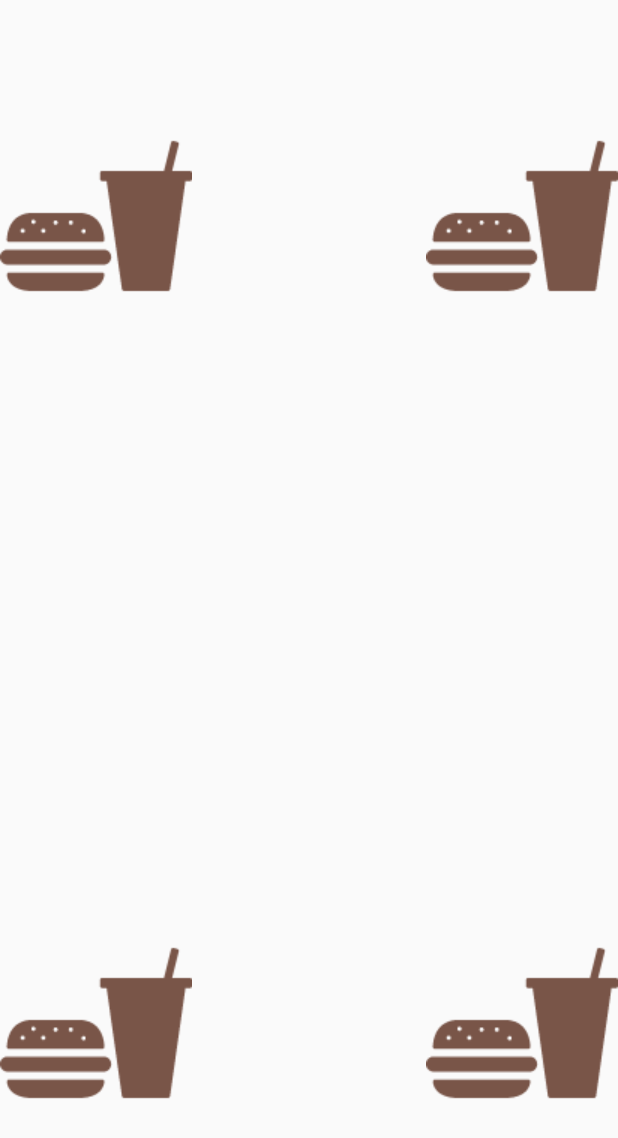
After one commit to modojodo/LBPNSAndroid, an Android app: the MainMenu screen opened directly, with no data from a screen before it, on a phone screen of 412 x 824 dp. The commit adds this screen. Shown: the top 1138 px of the screen. Run offline under Robolectric (Android 15) with nearby library versions, the phone set to English and light mode, and no system bars.

Commit message:
Added Main Menu and set orientation for activities.

```diff
--- a/app/src/main/java/com/lbpns/android/lbpnsandroid/CookiePreferenceStore.java
+++ b/app/src/main/java/com/lbpns/android/lbpnsandroid/CookiePreferenceStore.java
@@ -12,7 +12,7 @@ public class CookiePreferenceStore {
 
     public static void saveValue(Context context, String value) {
         SharedPreferences sharedPreferences = context.getSharedPreferences(FILE_NAME, Context.MODE_PRIVATE);
-        sharedPreferences.edit();
+      //  sharedPreferences.edit();
         SharedPreferences.Editor editor = sharedPreferences.edit();
         editor.putString(KEY, value);
         editor.commit();
--- a/app/src/main/java/com/lbpns/android/lbpnsandroid/DealDetailsFragment.java
+++ b/app/src/main/java/com/lbpns/android/lbpnsandroid/DealDetailsFragment.java
@@ -25,6 +25,9 @@ public class DealDetailsFragment extends Fragment {
 
     //    txt.setText(DealData.listContentS);
 
+
+
+
         if(DealData.listContentS[b.getInt("position")] != "") {
             txt.setText(DealData.listContentS[b.getInt("position")]);
         }
--- a/app/src/main/java/com/lbpns/android/lbpnsandroid/ExpandableListAdapter.java
+++ b/app/src/main/java/com/lbpns/android/lbpnsandroid/ExpandableListAdapter.java
@@ -103,7 +103,7 @@ public class ExpandableListAdapter extends BaseExpandableListAdapter {
                     UserPref userPref = new UserPref();
 
 
-                    if (headerTitle == "Burger" && childText == "KFC") {
+                    if (listHeader.toString() == "Burger" && listChild.toString() == "KFC") {
                         double lat = 24.909898, lon = 67.085690;
                         addProximityAlert(childPosition + request, lat, lon);
                        // userPref.setSharedPref();
@@ -124,10 +124,10 @@ public class ExpandableListAdapter extends BaseExpandableListAdapter {
 
                     //FOR RESTAURANT
 
-                    if (headerTitle == "KFC" && childText == "Burger") {
+                    if (listHeader.toString() == "KFC" && listChild.toString() == "Burger") {
                         double lat = 24.909898, lon = 67.085690;
                         addProximityAlert(childPosition + request, lat, lon);
-                    } else if (headerTitle == "KFC" && childText == "Chicken Wings") {
+                    } else if (headerTitle == "KFC" && childText == "Juice") {
                         double lat = 24.909898, lon = 67.085690;
                         addProximityAlert(childPosition + request, lat, lon);
 
--- /dev/null
+++ b/app/src/main/java/com/lbpns/android/lbpnsandroid/MainMenu.java
@@ -0,0 +1,61 @@
+package com.lbpns.android.lbpnsandroid;
+
+import android.app.Activity;
+import android.content.Intent;
+import android.os.Bundle;
+import android.view.View;
+import android.widget.ImageView;
+
+/**
+ * Created by Asad 15R on 1/8/2016.
+ */
+public class MainMenu extends Activity {
+
+    private ImageView iv2,iv3,iv4,iv5;
+    @Override
+    protected void onCreate(Bundle savedInstanceState) {
+        super.onCreate(savedInstanceState);
+        setContentView(R.layout.activity_mainmenu);
+
+        iv2 = (ImageView) findViewById(R.id.imageView2);
+        iv3 = (ImageView) findViewById(R.id.imageView3);
+        iv4 = (ImageView) findViewById(R.id.imageView4);
+        iv5 = (ImageView) findViewById(R.id.imageView5);
+
+//General Deals
+        iv2.setOnClickListener(new View.OnClickListener() {
+            @Override
+            public void onClick(View v) {
+                Intent intent = new Intent(MainMenu.this,ShowDeals.class);
+                startActivity(intent);
+            }
+        });
+
+//Set Preferences
+        iv3.setOnClickListener(new View.OnClickListener() {
+            @Override
+            public void onClick(View v) {
+                Intent intent = new Intent(MainMenu.this,SelectionMenu.class);
+                startActivity(intent);
+            }
+        });
+
+//Settings
+        iv4.setOnClickListener(new View.OnClickListener() {
+            @Override
+            public void onClick(View v) {
+                Intent intent = new Intent(MainMenu.this,SettingsActivity.class);
+                startActivity(intent);
+            }
+        });
+
+//Maps
+        iv5.setOnClickListener(new View.OnClickListener() {
+            @Override
+            public void onClick(View v) {
+                Intent intent = new Intent(MainMenu.this,MapActivity.class);
+                startActivity(intent);
+            }
+        });
+    }
+}
--- a/app/src/main/java/com/lbpns/android/lbpnsandroid/SplashActivity.java
+++ b/app/src/main/java/com/lbpns/android/lbpnsandroid/SplashActivity.java
@@ -39,7 +39,7 @@ public class SplashActivity extends AppCompatActivity {
             try {
                 boolean authenticated = (boolean) authenticateTask.execute("boolean").get();
                 if (authenticated) {
-                    Intent homeActivity = new Intent(_this, HomeActivity.class);
+                    Intent homeActivity = new Intent(_this, DealData.class);
                     startActivity(homeActivity);
                 } else {
                     Intent mainActivity = new Intent(_this, MainActivity.class);
--- /dev/null
+++ b/app/src/main/res/layout/activity_mainmenu.xml
@@ -0,0 +1,56 @@
+<?xml version="1.0" encoding="utf-8"?>
+<GridLayout xmlns:android="http://schemas.android.com/apk/res/android"
+    android:layout_width="match_parent"
+    android:layout_height="match_parent">
+
+
+    <ImageView
+        android:layout_width="wrap_content"
+        android:layout_height="wrap_content"
+        android:id="@+id/imageView2"
+        android:src="@drawable/burger"
+        android:layout_marginTop="80dp"
+        android:layout_alignParentTop="false"
+        android:layout_alignParentLeft="false"
+        android:layout_alignParentStart="true"
+        android:layout_row="0"
+        android:layout_column="0"/>
+
+    <ImageView
+        android:layout_width="wrap_content"
+        android:layout_height="wrap_content"
+        android:id="@+id/imageView3"
+        android:src="@drawable/burger"
+        android:layout_marginTop="80dp"
+        android:layout_alignParentTop="false"
+        android:layout_alignParentLeft="false"
+        android:layout_alignParentStart="true"
+        android:layout_row="0"
+        android:layout_column="2"/>
+
+    <ImageView
+        android:layout_width="wrap_content"
+        android:layout_height="wrap_content"
+        android:id="@+id/imageView4"
+        android:src="@drawable/burger"
+        android:layout_alignTop="@+id/imageView2"
+        android:layout_alignParentRight="false"
+        android:layout_alignParentEnd="true"
+        android:layout_gravity="center_horizontal"
+        android:layout_row="3"
+        android:layout_column="0"/>
+
+    <ImageView
+            android:layout_width="wrap_content"
+            android:layout_height="wrap_content"
+            android:id="@+id/imageView5"
+            android:src="@drawable/burger"
+            android:layout_alignParentBottom="true"
+            android:layout_alignLeft="@+id/imageView2"
+            android:layout_alignStart="@+id/imageView2"
+            android:layout_marginBottom="78dp"
+            android:layout_gravity="right"
+            android:layout_row="3"
+            android:layout_column="2"/>
+
+</GridLayout>
```
Also changed, not shown: app/src/main/AndroidManifest.xml (+12 -10 lines), app/src/main/java/com/lbpns/android/lbpnsandroid/DealData.java (+22 -8 lines), app/src/main/java/com/lbpns/android/lbpnsandroid/Deals.java (added, +165 -0 lines), app/src/main/java/com/lbpns/android/lbpnsandroid/MapActivity.java (added, +9 -0 lines), app/src/main/java/com/lbpns/android/lbpnsandroid/SettingsActivity.java (added, +9 -0 lines), app/src/main/java/com/lbpns/android/lbpnsandroid/ShowDeals.java (added, +27 -0 lines), app/src/main/res/layout/activity_showdeals.xml (added, +25 -0 lines), app/src/main/res/drawable/btnCuisine.png (added), app/src/main/res/drawable/btnRestaurant.png (added).
